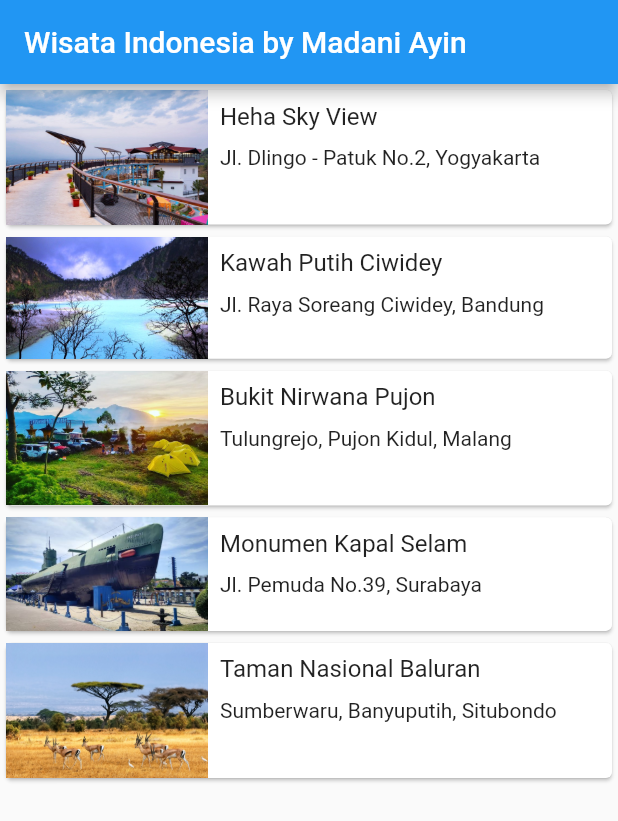
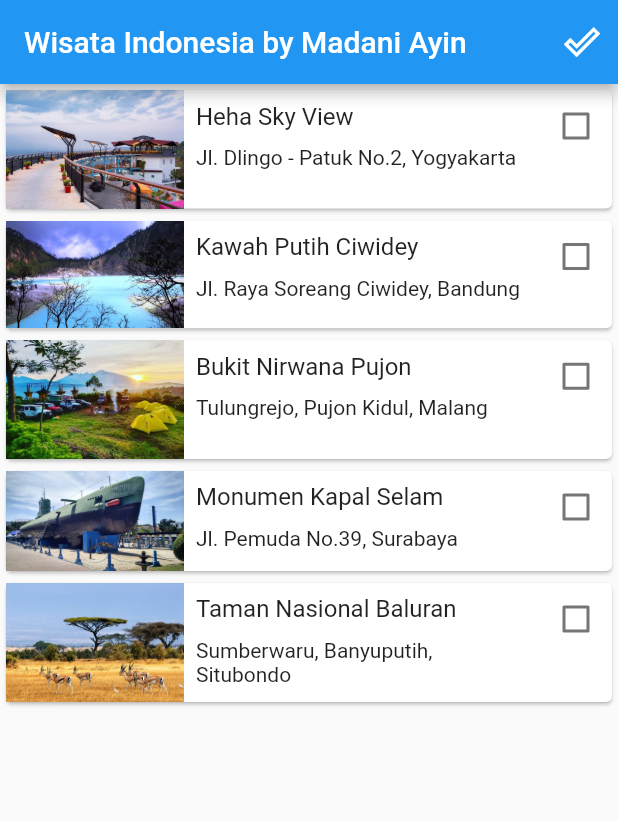
Before and after one commit to madanisofi/Pemrograman-Lanjut, a Flutter app: the screen it shows after launch, on a phone screen of 412 x 824 dp. Shown: the top 821 px of the screen. Run offline on Flutter 3.47's test engine with Material 2 defaults, Android fonts, the light colour scheme and no system bars.

Commit message:
init commit

```diff
--- a/lib/detail_screen.dart
+++ b/lib/detail_screen.dart
@@ -33,19 +33,19 @@ class DetailScreen extends StatelessWidget {
                   children: <Widget>[
                     Column(
                       children: <Widget>[
-                        Icon(Icons.calendar_today),
+                        const Icon(Icons.calendar_today),
                         Text(place.day),
                       ],
                     ),
                     Column(
                       children: <Widget>[
-                        Icon(Icons.schedule),
+                        const Icon(Icons.schedule),
                         Text(place.time),
                       ],
                     ),
                     Column(
                       children: <Widget>[
-                        Icon(Icons.attach_money),
+                        const Icon(Icons.attach_money),
                         Text(place.price),
                       ],
                     ),
--- /dev/null
+++ b/lib/done_tourism_list.dart
@@ -0,0 +1,63 @@
+import 'package:flutter/material.dart';
+import 'package:praktikum3/model/tourism_place.dart';
+import 'package:praktikum3/provider/done_tourism_provider.dart';
+import 'package:provider/provider.dart';
+
+class DoneTourismList extends StatelessWidget {
+  const DoneTourismList({Key? key}) : super(key: key);
+
+  @override
+  Widget build(BuildContext context) {
+    final List<TourismPlace> doneTourismPlaceList =
+        Provider.of<DoneTourismProvider>(
+      context,
+      listen: false,
+    ).doneTourismPlaceList;
+
+    return Scaffold(
+      appBar: AppBar(
+        title: const Text('Wisata Telah Dikunjungi'),
+      ),
+      body: ListView.builder(
+        itemBuilder: (context, index) {
+          final TourismPlace place = doneTourismPlaceList[index];
+          return Card(
+            color: Colors.white60,
+            child: Row(
+              crossAxisAlignment: CrossAxisAlignment.start,
+              mainAxisAlignment: MainAxisAlignment.spaceBetween,
+              children: <Widget>[
+                Expanded(
+                  flex: 1,
+                  child: Image.asset(place.imageAsset),
+                ),
+                Expanded(
+                  flex: 2,
+                  child: Padding(
+                    padding: const EdgeInsets.all(8.0),
+                    child: Column(
+                      crossAxisAlignment: CrossAxisAlignment.start,
+                      mainAxisSize: MainAxisSize.min,
+                      children: <Widget>[
+                        Text(
+                          place.name,
+                          style: const TextStyle(fontSize: 16.0),
+                        ),
+                        const SizedBox(
+                          height: 10,
+                        ),
+                        Text(place.location),
+                      ],
+                    ),
+                  ),
+                ),
+                const Icon(Icons.done_outline),
+              ],
+            ),
+          );
+        },
+        itemCount: doneTourismPlaceList.length,
+      ),
+    );
+  }
+}
--- /dev/null
+++ b/lib/list_item.dart
@@ -0,0 +1,55 @@
+import 'package:flutter/material.dart';
+import 'model/tourism_place.dart';
+
+class ListItem extends StatelessWidget {
+  final TourismPlace place;
+  final bool isDone;
+  final Function(bool? value) onCheckboxClick;
+
+  // ignore: use_key_in_widget_constructors
+  const ListItem(
+      {required this.place,
+      required this.isDone,
+      required this.onCheckboxClick});
+
+  @override
+  Widget build(BuildContext context) {
+    return Card(
+      color: isDone ? Colors.white60 : Colors.white,
+      child: Row(
+        crossAxisAlignment: CrossAxisAlignment.start,
+        children: <Widget>[
+          Expanded(
+            flex: 1,
+            child: Image.asset(place.imageAsset),
+          ),
+          Expanded(
+            flex: 2,
+            child: Padding(
+              padding: const EdgeInsets.all(8.0),
+              child: Column(
+                crossAxisAlignment: CrossAxisAlignment.start,
+                mainAxisSize: MainAxisSize.min,
+                children: <Widget>[
+                  Text(
+                    place.name,
+                    style: const TextStyle(fontSize: 16.0),
+                  ),
+                  const SizedBox(
+                    height: 10,
+                  ),
+                  Text(place.location),
+                ],
+              ),
+            ),
+          ),
+          Checkbox(
+            checkColor: Colors.blueAccent,
+            value: isDone,
+            onChanged: onCheckboxClick,
+          )
+        ],
+      ),
+    );
+  }
+}
--- a/lib/main.dart
+++ b/lib/main.dart
@@ -1,5 +1,7 @@
 import 'package:flutter/material.dart';
 import 'package:praktikum3/main_screen.dart';
+import 'package:praktikum3/provider/done_tourism_provider.dart';
+import 'package:provider/provider.dart';
 
 void main() {
   runApp(const MyApp());
@@ -8,15 +10,15 @@ void main() {
 class MyApp extends StatelessWidget {
   const MyApp({Key? key}) : super(key: key);
 
-  // This widget is the root of your application.
   @override
   Widget build(BuildContext context) {
-    return MaterialApp(
-      title: 'Contacts',
-      theme: ThemeData(
-        primarySwatch: Colors.blue,
+    return ChangeNotifierProvider(
+      create: (context) => DoneTourismProvider(),
+      child: MaterialApp(
+        title: 'Contacts',
+        theme: ThemeData(),
+        home: const MainScreen(),
       ),
-      home: const MainScreen(),
     );
   }
 }
--- a/lib/main_screen.dart
+++ b/lib/main_screen.dart
@@ -1,64 +1,37 @@
 import 'package:flutter/material.dart';
-import 'package:praktikum3/detail_screen.dart';
-import 'package:praktikum3/model/tourism_place.dart';
+import 'package:praktikum3/done_tourism_list.dart';
+import 'package:praktikum3/tourism_list.dart';
+import 'model/tourism_place.dart';
 
-class MainScreen extends StatelessWidget {
+class MainScreen extends StatefulWidget {
   const MainScreen({Key? key}) : super(key: key);
+  @override
+  _MainScreenState createState() => _MainScreenState();
+}
+
+class _MainScreenState extends State<MainScreen> {
+  final List<TourismPlace> doneTourismPlaceList = [];
 
   @override
   Widget build(BuildContext context) {
     return Scaffold(
       appBar: AppBar(
         title: const Text('Wisata Indonesia by Madani Ayin'),
-      ),
-      body: ListView.builder(
-        itemBuilder: (context, index) {
-          final TourismPlace place = tourismPlaceList[index];
-          return InkWell(
-            onTap: () {
-              Navigator.push(context, MaterialPageRoute(builder: (context) {
-                return DetailScreen(place: place);
-              }));
+        actions: <Widget>[
+          IconButton(
+            icon: const Icon(Icons.done_outline),
+            onPressed: () {
+              Navigator.push(
+                context,
+                MaterialPageRoute(builder: (context) {
+                  return const DoneTourismList();
+                }),
+              );
             },
-            child: listItem(place),
-          );
-        },
-        itemCount: tourismPlaceList.length,
-      ),
-    );
-  }
-
-  Widget listItem(TourismPlace place) {
-    return Card(
-      child: Row(
-        crossAxisAlignment: CrossAxisAlignment.start,
-        children: <Widget>[
-          Expanded(
-            flex: 1,
-            child: Image.asset(place.imageAsset),
-          ),
-          Expanded(
-            flex: 2,
-            child: Padding(
-              padding: const EdgeInsets.all(8.0),
-              child: Column(
-                crossAxisAlignment: CrossAxisAlignment.start,
-                mainAxisSize: MainAxisSize.min,
-                children: <Widget>[
-                  Text(
-                    place.name,
-                    style: const TextStyle(fontSize: 16.0),
-                  ),
-                  SizedBox(
-                    height: 10,
-                  ),
-                  Text(place.location),
-                ],
-              ),
-            ),
-          ),
+          )
         ],
       ),
+      body: const TourismList(),
     );
   }
 }
--- a/lib/model/tourism_place.dart
+++ b/lib/model/tourism_place.dart
@@ -27,120 +27,3 @@ class TourismPlace {
 
   get place => null;
 }
-
-var tourismPlaceList = [
-  TourismPlace(
-    name: 'Heha Sky View',
-    location: 'Jl. Dlingo - Patuk No.2, Yogyakarta',
-    imageAsset: 'assets/images/hsv_1.jpg',
-    image1: 'assets/images/hsv_2.jpg',
-    image2: 'assets/images/hsv_3.jpg',
-    image3: 'assets/images/hsv_4.jpg',
-    image4: 'assets/images/hsv_5.jpg',
-    day: 'Setiap Hari',
-    time: '10.00 - 21.00',
-    price: 'IDR 20.000',
-    description: 'Heha Sky View atau disingkat HSV merupakan sebuah '
-        'destinasi wisata baru yang terletak di Gunung Kidul atau '
-        'kurang lebih 25 menit dari Kota Yogyakarta jika ditempuh '
-        'saat lalu lintas normal. Lokasinya berada di Jalan Dlingo - '
-        'Patuk No. 2, Patuk, Gunung Kidul, Daerah Istimewa Yogyakarta. '
-        'Heha Sky View adalah sebuah tempat makan yang terletak di '
-        'perbukitan dan menawarkan view panorama alam Yogyakarta yang '
-        'begitu indah. Kemudian di desain sedemikian rupa agar terlihat '
-        'lebih menarik. Dari hal itu, Heha Sky View bisa dijadikan tempat '
-        'untuk melihat pemandangan kota indah Kota Yogyakarta dengan view '
-        'paling baik karena hampir keseluruhan sudut kotanya terlihat sempurna.',
-  ),
-  TourismPlace(
-    name: 'Kawah Putih Ciwidey',
-    location: 'Jl. Raya Soreang Ciwidey, Bandung',
-    imageAsset: 'assets/images/kp_1.jpg',
-    image1: 'assets/images/kp_2.jpg',
-    image2: 'assets/images/kp_3.jpg',
-    image3: 'assets/images/kp_4.webp',
-    image4: 'assets/images/kp_5.jpg',
-    day: 'Setiap Hari',
-    time: '08.00 - 17.00',
-    price: 'IDR 28.000',
-    description: 'Kawah Putih adalah sebuah tempat wisata di Jawa Barat '
-        'yang terletak di Desa Alam Endah, Kecamatan Rancabali, Kabupaten '
-        'Bandung, Jawa Barat yang terletak di kaki Gunung Patuha. Kawah putih '
-        'merupakan sebuah danau yang terbentuk dari letusan Gunung Patuha. '
-        'Tanah yang bercampur belerang di sekitar kawah ini berwarna putih, '
-        'lalu warna air yang berada di kawah ini berwarna putih kehijauan, '
-        'yang unik dari kawah ini adalah airnya kadang berubah warna. '
-        'Kawasan wisata Kawah Putih Ciwidey Bandung telah dilengkapi berbagai '
-        'fasilitas yang memadai bagi wisatawan. Area pelataran parkirnya luas '
-        'dan aman. Bagi yang ingin bersantap, telah tersedia banyak pilihan kios makanan.',
-  ),
-  TourismPlace(
-    name: 'Bukit Nirwana Pujon',
-    location: 'Tulungrejo, Pujon Kidul, Malang',
-    imageAsset: 'assets/images/nirwana_1.jpeg',
-    image1: 'assets/images/nirwana_2.jpg',
-    image2: 'assets/images/nirwana_3.jpg',
-    image3: 'assets/images/nirwana_4.jpg',
-    image4: 'assets/images/nirwana_5.jpg',
-    day: 'Setiap Hari',
-    time: '08.00 - 20.00',
-    price: 'IDR 10.000',
-    description: 'Bukit Nirwana Pujon merupakan salah satu tujuan rekreasi '
-        'populer di Kabupaten Malang. Tempat wisata ini termasuk dalam '
-        'kawasan Desa Pujon. Kawasan dataran tinggi ini memang menawarkan '
-        'panorama alam yang cantik. Lokasinya pun dekat dengan kota, sehingga '
-        'melejit sebagai destinasi wisata hits. Bukit Nirwana memadukan pesona '
-        'alam asri perbukitan dengan tempat makan bergaya kekinian. Bukit yang '
-        'dikelilingi pegunungan ini menyajikan tempat bercengkerama di tengah '
-        'suasana sejuk. Wisatawan bisa menikmati keindahan alam sekaligus makan '
-        'dan berfoto tanpa perlu membayar mahal. Dengan tarif tiket masuk 10.000, '
-        'pengunjung sudah bisa menikmati semua fasilitas spot foto.',
-  ),
-  TourismPlace(
-    name: 'Monumen Kapal Selam',
-    location: 'Jl. Pemuda No.39, Surabaya',
-    imageAsset: 'assets/images/monkasel_1.jpeg',
-    image1: 'assets/images/monkasel_2.jpg',
-    image2: 'assets/images/monkasel_3.jpg',
-    image3: 'assets/images/monkasel_4.jpeg',
-    image4: 'assets/images/monkasel_5.jpg',
-    day: 'Selasa - Minggu',
-    time: '08.00 - 16.00',
-    price: 'IDR 15.000',
-    description: 'Monumen Kapal Selam atau disingkat Monkasel merupakan sebuah '
-        'monumen yang dibangun menggunakan kapal selam asli. '
-        'Monumen ini terletak di Jalan Pemuda No. 39, Kota Surabaya, '
-        'Jawa Timur. Data Dinas Pariwisata Jawa Timur mencatat '
-        'Monumen Kapal Selam dibuat dari kapal selam KRI Pasopati '
-        '410. Salah satu kapal selam milik armada Angkatan Laut '
-        'Republik Indonesia buatan Uni Soviet tahun 1952. Saat ini, '
-        'Monumen Kapal Selam merupakan salah satu tempat wisata '
-        'di Surabaya yang ramai dikunjungi karena unik, edukatif, '
-        'dan menarik. Menikmati keindahan dari kapal selam Indonesia '
-        'di Surabaya ini tidak perlu mengeluarkan banyak biaya, '
-        'karena HTM murah siap memanjakan aktivitas liburanmu.',
-  ),
-  TourismPlace(
-    name: 'Taman Nasional Baluran',
-    location: 'Sumberwaru, Banyuputih, Situbondo',
-    imageAsset: 'assets/images/baluran_1.jpg',
-    image1: 'assets/images/baluran_2.jpeg',
-    image2: 'assets/images/baluran_3.jpg',
-    image3: 'assets/images/baluran_4.jpg',
-    image4: 'assets/images/baluran_5.jpeg',
-    day: 'Setiap Hari',
-    time: '08.00 - 22.00',
-    price: 'IDR 10.000',
-    description: 'Taman Nasional Baluran yang  sering dijuluki sebagai '
-        '"Africa Van Java" atau Little Africa In Java merupakan salah '
-        'satu Taman Nasional di Indonesia yang terletak di wilayah '
-        'Kecamatan Banyuputih, Kabupaten Situbondo, Provinsi Jawa Timur, '
-        'Indonesia. Di Taman Nasional Baluran, saat musim kemarau dapat '
-        'melihat panorama yang mirip dengan daratan Afrika. Namun, '
-        'di kala musim hujan pemandangannya hijau mempesona dengan latar '
-        'belakang Gunung Baluran terdapat pula Savana Bekol dengan '
-        'rerumputan dan pepohonan yang eksostis menjadi habitat satwa '
-        'seperti kerbau, banteng, rusa, kera, lutung, merak dan ular serta '
-        'beberapa jenis burung kecil menjadi pemandangan menakjubkan serasa di Afrika.',
-  ),
-];
--- a/lib/praktikum2.dart
+++ b/lib/praktikum2.dart
@@ -61,29 +61,28 @@ class _MyHomePageState extends State<MyHomePage> {
       // called again, and so nothing would appear to happen.
       _counter++;
 
-      if(_counter>30){
-        _counter=1;
+      if (_counter > 30) {
+        _counter = 1;
         text = 'Genap Kel. 3: ';
         text2 = 'Bilangan Prima: ';
       }
 
-
       // Latihan
 
-      if(_counter%2==0 && _counter%3==0){
-        text+='${_counter}, ';
+      if (_counter % 2 == 0 && _counter % 3 == 0) {
+        text += '$_counter, ';
       }
 
       //  Tugas
       int pembagi = 0;
-      for(int i = 1; i <= _counter; i++){
-        if(_counter%i == 0){
+      for (int i = 1; i <= _counter; i++) {
+        if (_counter % i == 0) {
           pembagi++;
         }
       }
 
-      if(pembagi==2){
-        text2+='${_counter}, ';
+      if (pembagi == 2) {
+        text2 += '$_counter, ';
       }
     });
   }
--- /dev/null
+++ b/lib/provider/done_tourism_provider.dart
@@ -0,0 +1,16 @@
+import 'package:flutter/foundation.dart';
+import 'package:flutter/cupertino.dart';
+import 'package:praktikum3/model/tourism_place.dart';
+
+class DoneTourismProvider extends ChangeNotifier {
+  final List<TourismPlace> _doneTourismPlaceList = [];
+
+  List<TourismPlace> get doneTourismPlaceList => _doneTourismPlaceList;
+
+  void complete(TourismPlace place, bool isDone) {
+    isDone
+        ? _doneTourismPlaceList.add(place)
+        : _doneTourismPlaceList.remove(place);
+    notifyListeners();
+  }
+}
--- /dev/null
+++ b/lib/tourism_list.dart
@@ -0,0 +1,118 @@
+import 'package:flutter/material.dart';
+import 'package:praktikum3/detail_screen.dart';
+import 'package:praktikum3/list_item.dart';
+import 'package:praktikum3/model/tourism_place.dart';
+import 'package:praktikum3/provider/done_tourism_provider.dart';
+import 'package:provider/provider.dart';
+
+class TourismList extends StatefulWidget {
+  const TourismList({Key? key}) : super(key: key);
+
+  @override
+  _TourismListState createState() => _TourismListState();
+}
+
+class _TourismListState extends State<TourismList> {
+  final List<TourismPlace> tourismPlaceList = [
+    TourismPlace(
+      name: 'Heha Sky View',
+      location: 'Jl. Dlingo - Patuk No.2, Yogyakarta',
+      imageAsset: 'assets/images/hsv_1.jpg',
+      image1: 'assets/images/hsv_2.jpg',
+      image2: 'assets/images/hsv_3.jpg',
+      image3: 'assets/images/hsv_4.jpg',
+      image4: 'assets/images/hsv_5.jpg',
+      day: 'Setiap Hari',
+      time: '10.00 - 21.00',
+      price: 'IDR 20.000',
+      description:
+          '''Heha Sky View atau disingkat HSV merupakan sebuah destinasi wisata baru yang terletak di Gunung Kidul atau kurang lebih 25 menit dari Kota Yogyakarta jika ditempuh saat lalu lintas normal. Lokasinya berada di Jalan Dlingo - Patuk No. 2, Patuk, Gunung Kidul, Daerah Istimewa Yogyakarta. Heha Sky View adalah sebuah tempat makan yang terletak di perbukitan dan menawarkan view panorama alam Yogyakarta yang begitu indah. Kemudian di desain sedemikian rupa agar terlihat lebih menarik. Dari hal itu, Heha Sky View bisa dijadikan tempat untuk melihat pemandangan kota indah Kota Yogyakarta dengan view paling baik karena hampir keseluruhan sudut kotanya terlihat sempurna.''',
+    ),
+    TourismPlace(
+      name: 'Kawah Putih Ciwidey',
+      location: 'Jl. Raya Soreang Ciwidey, Bandung',
+      imageAsset: 'assets/images/kp_1.jpg',
+      image1: 'assets/images/kp_2.jpg',
+      image2: 'assets/images/kp_3.jpg',
+      image3: 'assets/images/kp_4.webp',
+      image4: 'assets/images/kp_5.jpg',
+      day: 'Setiap Hari',
+      time: '08.00 - 17.00',
+      price: 'IDR 28.000',
+      description:
+          '''Kawah Putih adalah sebuah tempat wisata di Jawa Barat yang terletak di Desa Alam Endah, Kecamatan Rancabali, Kabupaten Bandung, Jawa Barat yang terletak di kaki Gunung Patuha. Kawah putih merupakan sebuah danau yang terbentuk dari letusan Gunung Patuha. Tanah yang bercampur belerang di sekitar kawah ini berwarna putih, lalu warna air yang berada di kawah ini berwarna putih kehijauan, yang unik dari kawah ini adalah airnya kadang berubah warna. Kawasan wisata Kawah Putih Ciwidey Bandung telah dilengkapi berbagai fasilitas yang memadai bagi wisatawan. Area pelataran parkirnya luas dan aman. Bagi yang ingin bersantap, telah tersedia banyak pilihan kios makanan.''',
+    ),
+    TourismPlace(
+      name: 'Bukit Nirwana Pujon',
+      location: 'Tulungrejo, Pujon Kidul, Malang',
+      imageAsset: 'assets/images/nirwana_1.jpeg',
+      image1: 'assets/images/nirwana_2.jpg',
+      image2: 'assets/images/nirwana_3.jpg',
+      image3: 'assets/images/nirwana_4.jpg',
+      image4: 'assets/images/nirwana_5.jpg',
+      day: 'Setiap Hari',
+      time: '08.00 - 20.00',
+      price: 'IDR 10.000',
+      description:
+          '''Bukit Nirwana Pujon merupakan salah satu tujuan rekreasi populer di Kabupaten Malang. Tempat wisata ini termasuk dalam kawasan Desa Pujon. Kawasan dataran tinggi ini memang menawarkan panorama alam yang cantik. Lokasinya pun dekat dengan kota, sehingga melejit sebagai destinasi wisata hits. Bukit Nirwana memadukan pesona alam asri perbukitan dengan tempat makan bergaya kekinian. Bukit yang dikelilingi pegunungan ini menyajikan tempat bercengkerama di tengah suasana sejuk. Wisatawan bisa menikmati keindahan alam sekaligus makan dan berfoto tanpa perlu membayar mahal. Dengan tarif tiket masuk 10.000, pengunjung sudah bisa menikmati semua fasilitas spot foto.''',
+    ),
+    TourismPlace(
+      name: 'Monumen Kapal Selam',
+      location: 'Jl. Pemuda No.39, Surabaya',
+      imageAsset: 'assets/images/monkasel_1.jpeg',
+      image1: 'assets/images/monkasel_2.jpg',
+      image2: 'assets/images/monkasel_3.jpg',
+      image3: 'assets/images/monkasel_4.jpeg',
+      image4: 'assets/images/monkasel_5.jpg',
+      day: 'Selasa - Minggu',
+      time: '08.00 - 16.00',
+      price: 'IDR 15.000',
+      description:
+          '''Monumen Kapal Selam atau disingkat Monkasel merupakan sebuah monumen yang dibangun menggunakan kapal selam asli. Monumen ini terletak di Jalan Pemuda No. 39, Kota Surabaya, Jawa Timur. Data Dinas Pariwisata Jawa Timur mencatat Monumen Kapal Selam dibuat dari kapal selam KRI Pasopati 410. Salah satu kapal selam milik armada Angkatan Laut Republik Indonesia buatan Uni Soviet tahun 1952. Saat ini, Monumen Kapal Selam merupakan salah satu tempat wisata di Surabaya yang ramai dikunjungi karena unik, edukatif, dan menarik. Menikmati keindahan dari kapal selam Indonesia di Surabaya ini tidak perlu mengeluarkan banyak biaya, karena HTM murah siap memanjakan aktivitas liburanmu.''',
+    ),
+    TourismPlace(
+      name: 'Taman Nasional Baluran',
+      location: 'Sumberwaru, Banyuputih, Situbondo',
+      imageAsset: 'assets/images/baluran_1.jpg',
+      image1: 'assets/images/baluran_2.jpeg',
+      image2: 'assets/images/baluran_3.jpg',
+      image3: 'assets/images/baluran_4.jpg',
+      image4: 'assets/images/baluran_5.jpeg',
+      day: 'Setiap Hari',
+      time: '08.00 - 22.00',
+      price: 'IDR 10.000',
+      description:
+          '''Taman Nasional Baluran yang  sering dijuluki sebagai "Africa Van Java" atau Little Africa In Java merupakan salah satu Taman Nasional di Indonesia yang terletak di wilayah Kecamatan Banyuputih, Kabupaten Situbondo, Provinsi Jawa Timur, Indonesia. Di Taman Nasional Baluran, saat musim kemarau dapat melihat panorama yang mirip dengan daratan Afrika. Namun, di kala musim hujan pemandangannya hijau mempesona dengan latar belakang Gunung Baluran terdapat pula Savana Bekol dengan rerumputan dan pepohonan yang eksostis menjadi habitat satwa seperti kerbau, banteng, rusa, kera, lutung, merak dan ular serta beberapa jenis burung kecil menjadi pemandangan menakjubkan serasa di Afrika.''',
+    ),
+  ];
+
+  @override
+  Widget build(BuildContext context) {
+    return ListView.builder(
+      itemBuilder: (context, index) {
+        final TourismPlace place = tourismPlaceList[index];
+        return InkWell(
+          onTap: () {
+            Navigator.push(context, MaterialPageRoute(builder: (context) {
+              return DetailScreen(place: place);
+            }));
+          },
+          child: Consumer<DoneTourismProvider>(
+            builder: (context, DoneTourismProvider data, widget) {
+              return ListItem(
+                place: place,
+                isDone: data.doneTourismPlaceList.contains(place),
+                onCheckboxClick: (bool? value) {
+                  if (value != null) {
+                    data.complete(place, value);
+                  }
+                },
+              );
+            },
+          ),
+        );
+      },
+      itemCount: tourismPlaceList.length,
+    );
+  }
+}
--- a/pubspec.yaml
+++ b/pubspec.yaml
@@ -30,10 +30,8 @@ dependencies:
   flutter:
     sdk: flutter
 
-
-  # The following adds the Cupertino Icons font to your application.
-  # Use with the CupertinoIcons class for iOS style icons.
   cupertino_icons: ^1.0.2
+  provider: ^6.0.2
 
 dev_dependencies:
   flutter_test:
```
Also changed, not shown: pubspec.lock.
